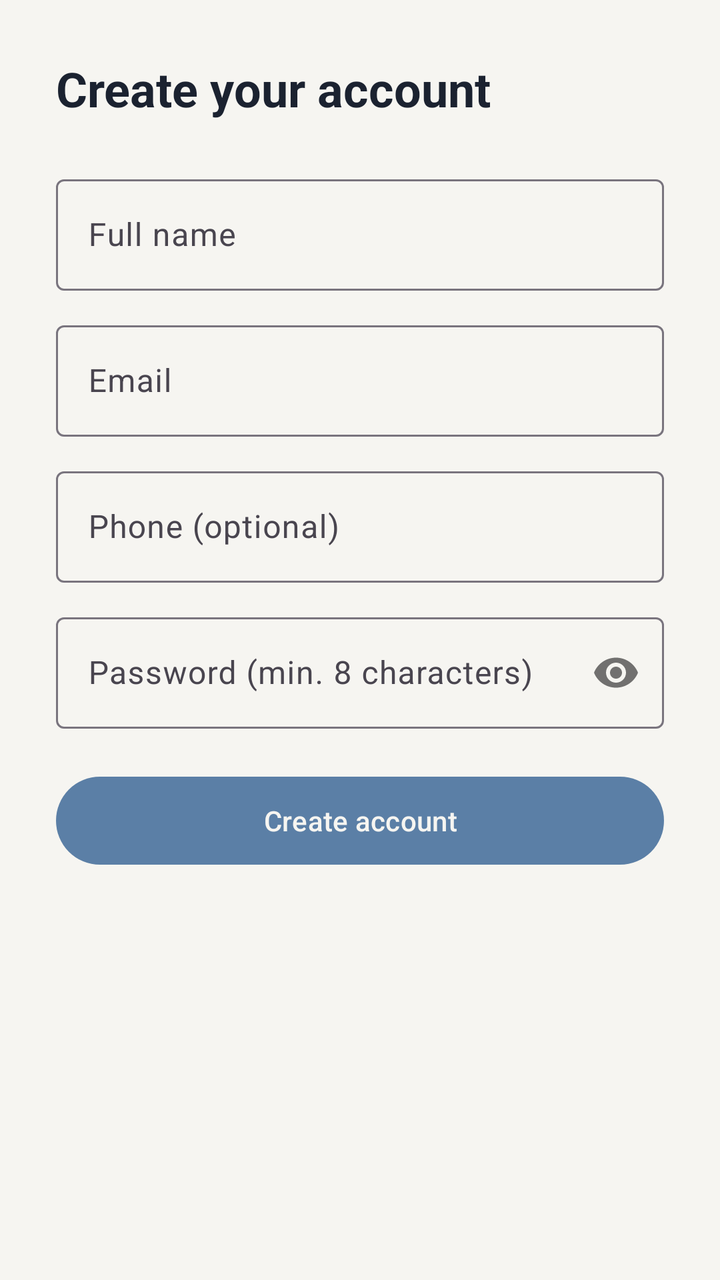
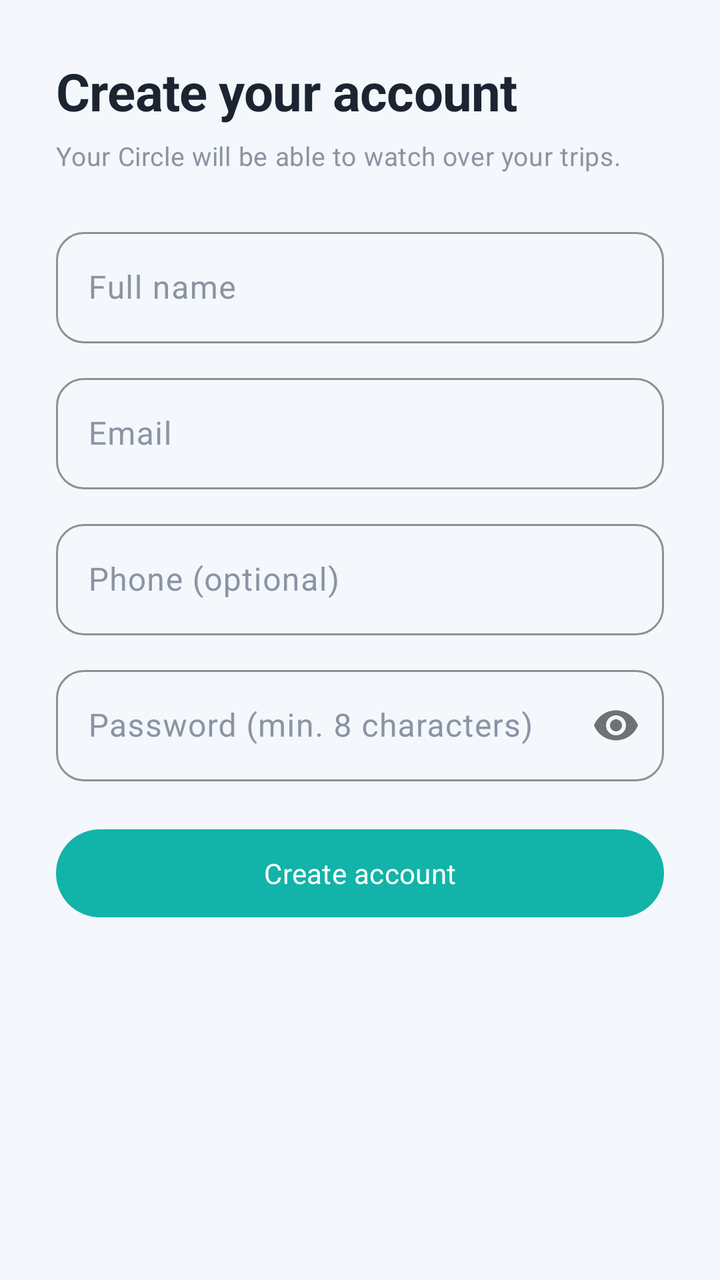

The first picture is an Android layout as it rendered before a commit; the second is the same layout after the commit. The layout source and the unified diff follow.
<!-- AndroidManifest.xml: application theme Theme.PingHome -->
<!-- res/layout/activity_register.xml -->
<?xml version="1.0" encoding="utf-8"?>
<ScrollView xmlns:android="http://schemas.android.com/apk/res/android"
    xmlns:app="http://schemas.android.com/apk/res-auto"
    android:layout_width="match_parent"
    android:layout_height="match_parent"
    android:fillViewport="true">

    <LinearLayout
        android:layout_width="match_parent"
        android:layout_height="wrap_content"
        android:orientation="vertical"
        android:padding="28dp">

        <TextView
            android:layout_width="wrap_content"
            android:layout_height="wrap_content"
            android:text="Create your account"
            android:textSize="24sp"
            android:textStyle="bold"
            android:textColor="?attr/colorOnBackground"
            android:layout_marginBottom="24dp" />

        <com.google.android.material.textfield.TextInputLayout
            android:layout_width="match_parent"
            android:layout_height="wrap_content"
            android:hint="Full name"
            style="@style/Widget.Material3.TextInputLayout.OutlinedBox">
            <com.google.android.material.textfield.TextInputEditText
                android:id="@+id/nameInput"
                android:layout_width="match_parent"
                android:layout_height="wrap_content"
                android:inputType="textPersonName" />
        </com.google.android.material.textfield.TextInputLayout>

        <com.google.android.material.textfield.TextInputLayout
            android:layout_width="match_parent"
            android:layout_height="wrap_content"
            android:layout_marginTop="12dp"
            android:hint="Email"
            style="@style/Widget.Material3.TextInputLayout.OutlinedBox">
            <com.google.android.material.textfield.TextInputEditText
                android:id="@+id/emailInput"
                android:layout_width="match_parent"
                android:layout_height="wrap_content"
                android:inputType="textEmailAddress" />
        </com.google.android.material.textfield.TextInputLayout>

        <com.google.android.material.textfield.TextInputLayout
            android:layout_width="match_parent"
            android:layout_height="wrap_content"
            android:layout_marginTop="12dp"
            android:hint="Phone (optional)"
            style="@style/Widget.Material3.TextInputLayout.OutlinedBox">
            <com.google.android.material.textfield.TextInputEditText
                android:id="@+id/phoneInput"
                android:layout_width="match_parent"
                android:layout_height="wrap_content"
                android:inputType="phone" />
        </com.google.android.material.textfield.TextInputLayout>

        <com.google.android.material.textfield.TextInputLayout
            android:layout_width="match_parent"
            android:layout_height="wrap_content"
            android:layout_marginTop="12dp"
            android:hint="Password (min. 8 characters)"
            app:passwordToggleEnabled="true"
            style="@style/Widget.Material3.TextInputLayout.OutlinedBox">
            <com.google.android.material.textfield.TextInputEditText
                android:id="@+id/passwordInput"
                android:layout_width="match_parent"
                android:layout_height="wrap_content"
                android:inputType="textPassword" />
        </com.google.android.material.textfield.TextInputLayout>

        <TextView
            android:id="@+id/errorText"
            android:layout_width="match_parent"
            android:layout_height="wrap_content"
            android:layout_marginTop="8dp"
            android:textColor="@color/sos_red"
            android:visibility="gone" />

        <com.google.android.material.button.MaterialButton
            android:id="@+id/registerButton"
            android:layout_width="match_parent"
            android:layout_height="52dp"
            android:layout_marginTop="20dp"
            android:text="@string/action_register" />

        <ProgressBar
            android:id="@+id/loadingSpinner"
            android:layout_width="wrap_content"
            android:layout_height="wrap_content"
            android:layout_gravity="center"
            android:layout_marginTop="16dp"
            android:visibility="gone" />

    </LinearLayout>
</ScrollView>
<!-- resources referenced by this layout -->
<resources>
  <color name="sos_red">#C0392B</color>
  <style name="Theme.PingHome" parent="Theme.Material3.Light.NoActionBar">
          <item name="colorPrimary">@color/blue_muted</item>
          <item name="colorPrimaryDark">@color/navy_900</item>
          <item name="colorOnPrimary">@color/off_white</item>
          <item name="colorSecondary">@color/navy_800</item>
          <item name="colorSurface">@color/surface_light</item>
          <item name="android:colorBackground">@color/off_white</item>
          <item name="colorOnBackground">@color/text_primary_light</item>
          <item name="colorOnSurface">@color/text_primary_light</item>
          <item name="colorError">@color/sos_red</item>
          <item name="android:statusBarColor">@color/navy_900</item>
          <item name="android:windowLightStatusBar">false</item>
      </style>
  <color name="blue_muted">#5B7FA6</color>
  <color name="navy_900">#0F1B2D</color>
  <color name="off_white">#F6F5F1</color>
  <color name="navy_800">#16243B</color>
  <color name="surface_light">#FFFFFF</color>
  <color name="text_primary_light">#1B2230</color>
  <!-- unchanged entries left out for length: 1 -->
</resources>

<!-- the commit's change to res/layout/activity_register.xml (unified diff, before → after) -->
@@ -3,6 +3,7 @@
     xmlns:app="http://schemas.android.com/apk/res-auto"
     android:layout_width="match_parent"
     android:layout_height="match_parent"
+    android:background="?attr/android:colorBackground"
     android:fillViewport="true">
 
     <LinearLayout
@@ -15,16 +16,20 @@
             android:layout_width="wrap_content"
             android:layout_height="wrap_content"
             android:text="Create your account"
-            android:textSize="24sp"
-            android:textStyle="bold"
-            android:textColor="?attr/colorOnBackground"
-            android:layout_marginBottom="24dp" />
+            android:textAppearance="@style/TextAppearance.PingHome.Headline" />
+
+        <TextView
+            android:layout_width="wrap_content"
+            android:layout_height="wrap_content"
+            android:layout_marginTop="6dp"
+            android:layout_marginBottom="24dp"
+            android:text="Your Circle will be able to watch over your trips."
+            android:textAppearance="@style/TextAppearance.PingHome.BodyMuted" />
 
         <com.google.android.material.textfield.TextInputLayout
             android:layout_width="match_parent"
             android:layout_height="wrap_content"
-            android:hint="Full name"
-            style="@style/Widget.Material3.TextInputLayout.OutlinedBox">
+            android:hint="Full name">
             <com.google.android.material.textfield.TextInputEditText
                 android:id="@+id/nameInput"
                 android:layout_width="match_parent"
@@ -36,8 +41,7 @@
             android:layout_width="match_parent"
             android:layout_height="wrap_content"
             android:layout_marginTop="12dp"
-            android:hint="Email"
-            style="@style/Widget.Material3.TextInputLayout.OutlinedBox">
+            android:hint="Email">
             <com.google.android.material.textfield.TextInputEditText
                 android:id="@+id/emailInput"
                 android:layout_width="match_parent"
@@ -49,8 +53,7 @@
             android:layout_width="match_parent"
             android:layout_height="wrap_content"
             android:layout_marginTop="12dp"
-            android:hint="Phone (optional)"
-            style="@style/Widget.Material3.TextInputLayout.OutlinedBox">
+            android:hint="Phone (optional)">
             <com.google.android.material.textfield.TextInputEditText
                 android:id="@+id/phoneInput"
                 android:layout_width="match_parent"
@@ -63,8 +66,7 @@
             android:layout_height="wrap_content"
             android:layout_marginTop="12dp"
             android:hint="Password (min. 8 characters)"
-            app:passwordToggleEnabled="true"
-            style="@style/Widget.Material3.TextInputLayout.OutlinedBox">
+            app:passwordToggleEnabled="true">
             <com.google.android.material.textfield.TextInputEditText
                 android:id="@+id/passwordInput"
                 android:layout_width="match_parent"
<!-- resource entries referenced after the edit -->
@@ -1,25 +1,107 @@
 <!-- resources referenced by this layout -->
 <resources>
-  <color name="sos_red">#C0392B</color>
+  <color name="sos_red">#D81B3F</color>
+  <style name="TextAppearance.PingHome.BodyMuted" parent="TextAppearance.Material3.BodyMedium">
+          <item name="android:textSize">13sp</item>
+          <item name="android:textColor">?attr/colorMuted</item>
+      </style>
+  <style name="TextAppearance.PingHome.Headline" parent="TextAppearance.Material3.HeadlineMedium">
+          <item name="android:textSize">26sp</item>
+          <item name="android:fontFamily">sans-serif</item>
+          <item name="android:textStyle">bold</item>
+          <item name="android:letterSpacing">-0.01</item>
+          <item name="android:textColor">?attr/colorOnBackground</item>
+      </style>
   <style name="Theme.PingHome" parent="Theme.Material3.Light.NoActionBar">
-          <item name="colorPrimary">@color/blue_muted</item>
-          <item name="colorPrimaryDark">@color/navy_900</item>
-          <item name="colorOnPrimary">@color/off_white</item>
-          <item name="colorSecondary">@color/navy_800</item>
-          <item name="colorSurface">@color/surface_light</item>
-          <item name="android:colorBackground">@color/off_white</item>
-          <item name="colorOnBackground">@color/text_primary_light</item>
-          <item name="colorOnSurface">@color/text_primary_light</item>
+          <item name="colorPrimary">@color/light_primary</item>
+          <item name="colorPrimaryDark">@color/light_primary_variant</item>
+          <item name="colorOnPrimary">@color/white</item>
+          <item name="colorPrimaryContainer">@color/light_card_alt</item>
+          <item name="colorOnPrimaryContainer">@color/light_primary_variant</item>
+          <item name="colorSecondary">@color/light_secondary</item>
+          <item name="colorOnSecondary">@color/white</item>
+          <item name="colorSurface">@color/light_surface</item>
+          <item name="colorSurfaceVariant">@color/light_card_alt</item>
+          <item name="colorOnSurfaceVariant">@color/light_muted</item>
+          <item name="android:colorBackground">@color/light_background</item>
+          <item name="colorOnBackground">@color/light_on_background</item>
+          <item name="colorOnSurface">@color/light_on_background</item>
+          <item name="colorOutline">@color/light_divider</item>
           <item name="colorError">@color/sos_red</item>
-          <item name="android:statusBarColor">@color/navy_900</item>
-          <item name="android:windowLightStatusBar">false</item>
+          <item name="colorMuted">@color/light_muted</item>
+          <item name="colorCardAlt">@color/light_card_alt</item>
+          <item name="android:statusBarColor">@color/light_background</item>
+          <item name="android:navigationBarColor">@color/light_surface</item>
+          <item name="android:windowLightStatusBar">true</item>
+          <item name="android:windowLightNavigationBar">true</item>
+          <item name="android:fontFamily">sans-serif</item>
+          <item name="materialButtonStyle">@style/Widget.PingHome.Button</item>
+          <item name="materialCardViewStyle">@style/Widget.PingHome.Card</item>
+          <item name="textInputStyle">@style/Widget.PingHome.TextInput</item>
+          <item name="bottomNavigationStyle">@style/Widget.PingHome.BottomNav</item>
+          <item name="floatingActionButtonStyle">@style/Widget.PingHome.Fab</item>
       </style>
-  <color name="blue_muted">#5B7FA6</color>
-  <color name="navy_900">#0F1B2D</color>
-  <color name="off_white">#F6F5F1</color>
-  <color name="navy_800">#16243B</color>
-  <color name="surface_light">#FFFFFF</color>
-  <color name="text_primary_light">#1B2230</color>
+  <color name="light_primary">#12B3A8</color>
+  <color name="light_primary_variant">#0E8C84</color>
+  <color name="white">#FFFFFF</color>
+  <color name="light_card_alt">#E9F8F6</color>
+  <color name="light_secondary">#6C5CE7</color>
+  <color name="light_surface">#FFFFFF</color>
+  <color name="light_muted">#8B94A3</color>
+  <color name="light_background">#F4F7FB</color>
+  <color name="light_on_background">#1B2430</color>
+  <color name="light_divider">#E3E8EF</color>
+  <style name="Widget.PingHome.Button" parent="Widget.Material3.Button">
+          <item name="cornerRadius">28dp</item>
+          <item name="android:textAppearance">@style/TextAppearance.PingHome.Label</item>
+          <item name="android:paddingLeft">20dp</item>
+          <item name="android:paddingRight">20dp</item>
+          <item name="android:minHeight">52dp</item>
+      </style>
+  <style name="Widget.PingHome.Card" parent="Widget.Material3.CardView.Filled">
+          <item name="cardCornerRadius">18dp</item>
+          <item name="cardElevation">0dp</item>
+          <item name="cardBackgroundColor">?attr/colorSurface</item>
+          <item name="strokeWidth">0dp</item>
+      </style>
+  <style name="Widget.PingHome.TextInput" parent="Widget.Material3.TextInputLayout.OutlinedBox">
+          <item name="boxCornerRadiusTopStart">14dp</item>
+          <item name="boxCornerRadiusTopEnd">14dp</item>
+          <item name="boxCornerRadiusBottomStart">14dp</item>
+          <item name="boxCornerRadiusBottomEnd">14dp</item>
+          <item name="boxStrokeColor">?attr/colorPrimary</item>
+      </style>
+  <style name="Widget.PingHome.BottomNav" parent="Widget.Material3.BottomNavigationView">
+          <item name="android:background">@drawable/bg_bottom_nav</item>
+          <item name="itemIconTint">@color/bottom_nav_item</item>
+          <item name="itemTextColor">@color/bottom_nav_item</item>
+          <item name="itemActiveIndicatorStyle">@style/Widget.PingHome.BottomNav.Indicator</item>
+          <item name="labelVisibilityMode">labeled</item>
+          <item name="elevation">12dp</item>
+      </style>
+  <style name="Widget.PingHome.Fab" parent="Widget.Material3.FloatingActionButton.Primary">
+          <item name="backgroundTint">?attr/colorPrimary</item>
+          <item name="tint">@color/white</item>
+          <item name="shapeAppearanceOverlay">@style/ShapeAppearance.PingHome.Fab</item>
+      </style>
+  <style name="TextAppearance.PingHome.Label" parent="TextAppearance.Material3.LabelLarge">
+          <item name="android:textSize">14sp</item>
+          <item name="android:fontFamily">sans-serif-medium</item>
+          <item name="android:letterSpacing">0.01</item>
+      </style>
+  <!-- drawable bg_bottom_nav (drawable) -->
+  <?xml version="1.0" encoding="utf-8"?>
+  <shape xmlns:android="http://schemas.android.com/apk/res/android" android:shape="rectangle">
+      <solid android:color="?attr/colorSurface" />
+      <corners android:topLeftRadius="24dp" android:topRightRadius="24dp" />
+  </shape>
+  <style name="Widget.PingHome.BottomNav.Indicator" parent="Widget.Material3.BottomNavigationView.ActiveIndicator">
+          <item name="android:color">@color/bottom_nav_indicator</item>
+      </style>
+  <style name="ShapeAppearance.PingHome.Fab" parent="">
+          <item name="cornerFamily">rounded</item>
+          <item name="cornerSize">18dp</item>
+      </style>
   <!-- unchanged entries left out for length: 1 -->
 </resources>
 
